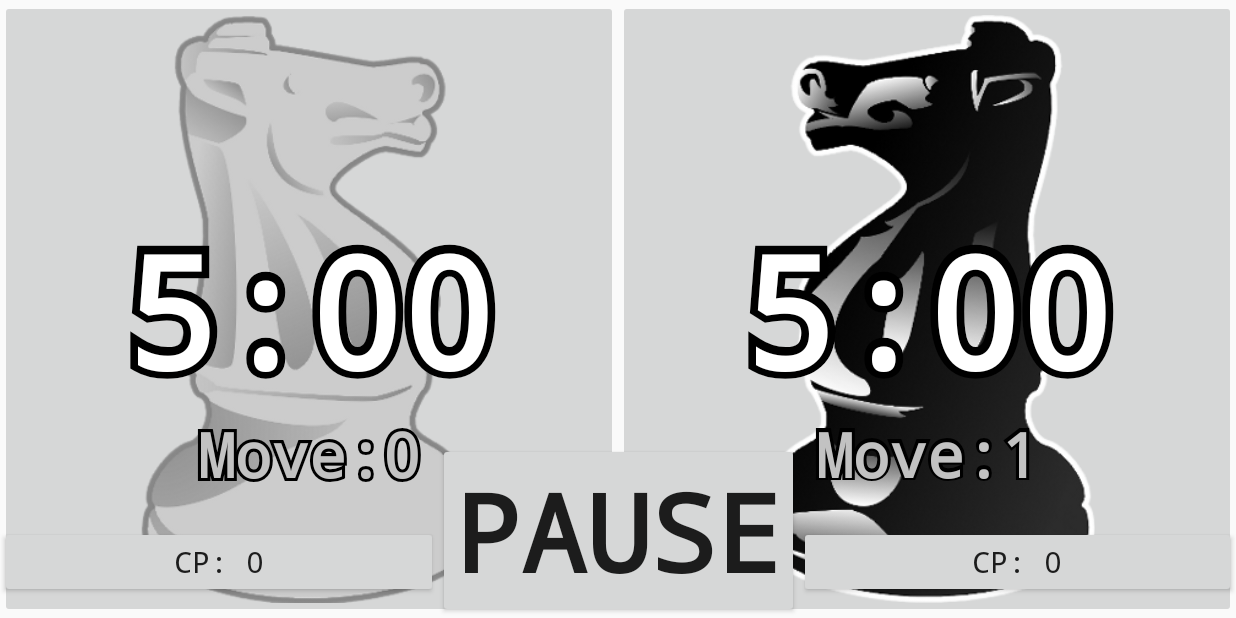
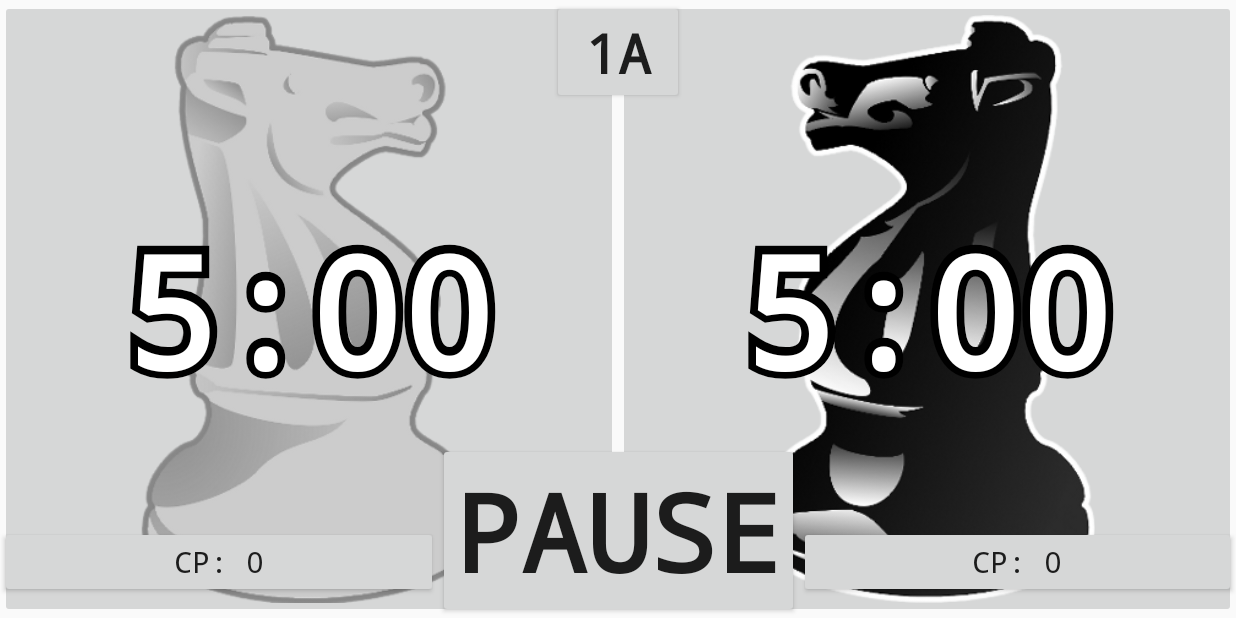
Before and after one commit to keannan5390/game-clock, an Android app: the screen it shows after launch (MainActivity), after a tap on "CP: 0", on a phone screen of 824 x 412 dp (held sideways). Run offline under Robolectric (Android 15) with nearby library versions, the phone set to English and light mode, and no system bars; libraries missing offline, so code that uses them is left out: fi.iki.elonen; pictures from the network do not load; 1 statement that could not run was skipped.

Commit message:
add a button for tracking turns

```diff
--- a/app/src/main/java/org/brutaldamage/chessclock/http/AndroidHttpServer.java
+++ b/app/src/main/java/org/brutaldamage/chessclock/http/AndroidHttpServer.java
@@ -31,8 +31,9 @@ public class AndroidHttpServer extends NanoHTTPD {
         if(session.getUri().contains("data"))
         {
             String json = "{" +
-                    "\"left\":{ \"time\": \"" + Global.GAME_STATE.leftPlayerTime() + "\", \"turn\": " + Global.GAME_STATE.numLeftPlayerMoves + ", \"cp\": " + Global.GAME_STATE.numLeftPlayerCP + "}, " +
-                    "\"right\": { \"time\": \" "+Global.GAME_STATE.rightPlayerTime() + "\", \"turn\": " + Global.GAME_STATE.numRightPlayerMoves + ", \"cp\": " + Global.GAME_STATE.numRightPlayerCP + "}"
+                    "\"turn\": \""+  Global.GAME_STATE.getTurnDisplay() + "\"," +
+                    "\"left\":{ \"time\": \"" + Global.GAME_STATE.leftPlayerTime() + "\", \"cp\": " + Global.GAME_STATE.numLeftPlayerCP + "}, " +
+                    "\"right\": { \"time\": \" "+Global.GAME_STATE.rightPlayerTime() + "\", \"cp\": " + Global.GAME_STATE.numRightPlayerCP + "}"
                     + "}";
 
             return newFixedLengthResponse(Response.Status.OK, "application/json", json);
--- a/app/src/main/java/org/brutaldamage/chessclock/menus/TimersMenu.java
+++ b/app/src/main/java/org/brutaldamage/chessclock/menus/TimersMenu.java
@@ -34,6 +34,7 @@ import android.os.Handler;
 import android.view.HapticFeedbackConstants;
 import android.view.MotionEvent;
 import android.view.View;
+import android.view.ViewTreeObserver;
 import android.view.animation.Animation;
 import android.view.animation.AnimationUtils;
 import android.view.animation.Animation.AnimationListener;
@@ -86,6 +87,7 @@ public class TimersMenu implements MenuInterface,
 
 	private Button mLeftPlayerCPButton = null;
 	private Button mRightPlayerCPButton = null;
+	private Button mTurnButton = null;
 
 	// == Labels ==
 	/** Label indicating delay */
@@ -98,10 +100,6 @@ public class TimersMenu implements MenuInterface,
 	private OutlinedTextView mLeftIncreaseLabel = null;
 	/** Right player's label indicating time increase */
 	private OutlinedTextView mRightIncreaseLabel = null;
-	/** Left player's label indicating move count */
-	private OutlinedTextView mLeftMoveLabel = null;
-	/** Right player's label indicating move count */
-	private OutlinedTextView mRightMoveLabel = null;
 
 	// == Animations ==
 	/** Shows the delay label */
@@ -119,7 +117,6 @@ public class TimersMenu implements MenuInterface,
 	// == Misc. ==
 	/** Sound of alarm */
 	private Ringtone mRingtone = null;
-	private int mMoveStringLength = 0;
 	private final StringBuffer mStringGenerator = new StringBuffer();
 
 	/* ===========================================================
@@ -238,6 +235,12 @@ public class TimersMenu implements MenuInterface,
 			    updatePlayerControlPoints(0, 1);
 				this.resume();
 			}
+			else if(v.equals(mTurnButton))
+			{
+				incrementTurn();
+
+				this.resume();
+			}
 			else {
 				// Check which game button was pressed
 				final boolean leftPlayersTurn = v.equals(mRightButton);
@@ -293,8 +296,6 @@ public class TimersMenu implements MenuInterface,
 		mRightLabel.setWidth(rightWidth);
 		mLeftIncreaseLabel.setWidth(leftWidth);
 		mRightIncreaseLabel.setWidth(rightWidth);
-		mLeftMoveLabel.setWidth(leftWidth);
-		mRightMoveLabel.setWidth(rightWidth);
 
 		// Update the text size on everything
 		mLeftLabel.setTextSize(MainActivity.msTextSize);
@@ -303,8 +304,6 @@ public class TimersMenu implements MenuInterface,
 		mDelayLabel.setTextSize(MainActivity.msTextSize * 0.7f);
 		mLeftIncreaseLabel.setTextSize(MainActivity.msTextSize * 0.6f);
 		mRightIncreaseLabel.setTextSize(MainActivity.msTextSize * 0.6f);
-		mLeftMoveLabel.setTextSize(MainActivity.msTextSize * 0.4f);
-		mRightMoveLabel.setTextSize(MainActivity.msTextSize * 0.4f);
 
 		// Update the sub menu
 		mStartMenu.setupMenu();
@@ -423,23 +422,6 @@ public class TimersMenu implements MenuInterface,
 				mDelayLabel.startAnimation(mShowAnimation);
 			}
 
-			// Update the move counts
-			if(Global.OPTIONS.displayMoveCount) {
-				// Hide the move count
-				mLeftMoveLabel.setVisibility(View.VISIBLE);
-				mRightMoveLabel.setVisibility(View.VISIBLE);
-
-				// Update Left player's move count texts
-				mStringGenerator.delete(mMoveStringLength, mStringGenerator.length());
-				mStringGenerator.append(Global.GAME_STATE.numLeftPlayerMoves);
-				mLeftMoveLabel.setText(mStringGenerator.toString());
-
-				// Update Left player's move count texts
-				mStringGenerator.delete(mMoveStringLength, mStringGenerator.length());
-				mStringGenerator.append(Global.GAME_STATE.numRightPlayerMoves);
-				mRightMoveLabel.setText(mStringGenerator.toString());
-			}
-
 			// Update the text
 			mDelayLabel.setText(delayText);
 		}
@@ -486,10 +468,8 @@ public class TimersMenu implements MenuInterface,
 		mLeftIncreaseLabel.setVisibility(View.INVISIBLE);
 		mRightIncreaseLabel.setVisibility(View.INVISIBLE);
 
-		// Hide the move count
-		mLeftMoveLabel.setVisibility(View.INVISIBLE);
-		mRightMoveLabel.setVisibility(View.INVISIBLE);
 
+		Global.GAME_STATE.resetTurn();
 		updatePlayerControlPoints(-Global.GAME_STATE.numLeftPlayerCP, -Global.GAME_STATE.numRightPlayerCP);
 	}
 
@@ -587,6 +567,13 @@ public class TimersMenu implements MenuInterface,
         mLeftPlayerCPButton.setText("CP: " + Global.GAME_STATE.numLeftPlayerCP);
         mRightPlayerCPButton.setText("CP: " + Global.GAME_STATE.numRightPlayerCP);
     }
+
+    void incrementTurn()
+	{
+		Global.GAME_STATE.incrementTurn();
+		mTurnButton.setText("Turn " + Global.GAME_STATE.getTurnDisplay());
+	}
+
 	/**
 	 * Updates layout based on which button is pressed
 	 * @param buttonPressed the button that was pressed
@@ -605,6 +592,8 @@ public class TimersMenu implements MenuInterface,
 
 		// Make the pause button visible
 		mPauseButton.setVisibility(View.VISIBLE);
+		mTurnButton.setVisibility(View.VISIBLE);
+		mTurnButton.setText(Global.GAME_STATE.getTurnDisplay());
 
 		// Start the timer
 		mTask.reset();
@@ -628,10 +617,6 @@ public class TimersMenu implements MenuInterface,
 			mParentActivity.findViewById(R.id.labelLeftIncreaseTime);
 		mRightIncreaseLabel = (OutlinedTextView)
 			mParentActivity.findViewById(R.id.labelRightIncreaseTime);
-		mLeftMoveLabel = (OutlinedTextView)
-			mParentActivity.findViewById(R.id.labelLeftMoveCount);
-		mRightMoveLabel = (OutlinedTextView)
-			mParentActivity.findViewById(R.id.labelRightMoveCount);
 
 		// Grab the buttons
 		mLeftButton = this.getImageButton(R.id.buttonLeftTime);
@@ -639,6 +624,7 @@ public class TimersMenu implements MenuInterface,
 		mPauseButton = this.getButton(R.id.buttonPause);
 		mLeftPlayerCPButton = this.getButton(R.id.leftPlayerCP);
 		mRightPlayerCPButton = this.getButton(R.id.rightPlayerCP);
+		mTurnButton = this.getButton(R.id.buttonTurn);
 
 		// Get the ringtone
 		mRingtone = null;
@@ -662,7 +648,6 @@ public class TimersMenu implements MenuInterface,
 		mStringGenerator.delete(0, mStringGenerator.length());
 		mStringGenerator.append(moveText);
 		mStringGenerator.append(":");
-		mMoveStringLength = mStringGenerator.length();
 	}
 
 	/**
@@ -676,6 +661,7 @@ public class TimersMenu implements MenuInterface,
 		mLeftButton.setEnabled(false);
 		mRightButton.setEnabled(false);
 		mPauseButton.setVisibility(View.INVISIBLE);
+		mTurnButton.setVisibility(View.INVISIBLE);
 	}
 
 	/**
--- a/app/src/main/java/org/brutaldamage/chessclock/models/GameStateModel.java
+++ b/app/src/main/java/org/brutaldamage/chessclock/models/GameStateModel.java
@@ -114,6 +114,14 @@ public class GameStateModel implements SaveStateModel {
 
 	public int numLeftPlayerCP = 0;
 	public int numRightPlayerCP = 0;
+
+	private int turnCount = 1;
+	private int turnIndex = 0;
+
+	public String getTurnDisplay()
+	{
+		return String.valueOf(turnCount) + (turnIndex == 0 ? "A" : "B");
+	}
 
 	// == Listener ==
 	private OnTimeIncreasedListener mListener = null;
@@ -246,6 +254,24 @@ public class GameStateModel implements SaveStateModel {
 	{
 		numLeftPlayerCP += leftCP;
 		numRightPlayerCP += rightCP;
+	}
+
+	public void incrementTurn()
+	{
+		if(turnIndex == 1)
+		{
+			turnIndex = 0;
+			++turnCount;
+		}
+		else {
+			turnIndex = 1;
+		}
+	}
+
+	public void resetTurn()
+	{
+		turnIndex = 0;
+		turnCount = 1;
 	}
 
 	/**
--- a/app/src/main/res/layout/main.xml
+++ b/app/src/main/res/layout/main.xml
@@ -23,7 +23,11 @@ xmlns:chessclock="http://schemas.android.com/apk/res/org.brutaldamage.chessclock
 	</LinearLayout>
 
 	<!-- CP Points on top of the buttons -->
-
+	<Button android:id="@+id/buttonTurn" android:text="Turn 1"
+		android:layout_width="wrap_content" android:layout_height="wrap_content"
+		android:typeface="monospace" android:textStyle="bold" android:textSize="55px"
+		android:layout_weight="0" android:layout_alignParentTop="true"
+		android:layout_centerHorizontal="true" />
 
 	<!-- Display the player's time on top of the buttons -->
 	<LinearLayout android:id="@+id/layoutTimeLabels"
@@ -69,29 +73,6 @@ xmlns:chessclock="http://schemas.android.com/apk/res/org.brutaldamage.chessclock
 
 	</LinearLayout>
 
-    <!-- Display the player's move count -->
-    <LinearLayout android:layout_below="@+id/layoutTimeLabels"
-    android:layout_width="fill_parent" android:layout_height="wrap_content"
-    android:layout_alignParentLeft="true">
-
-        <org.brutaldamage.chessclock.gui.OutlinedTextView
-        android:id="@+id/labelLeftMoveCount" android:layout_weight="1"
-        android:text="@string/moveLabelText" android:textSize="60px"
-        android:layout_width="wrap_content" android:layout_height="wrap_content"
-        android:typeface="monospace" android:textStyle="bold"
-        android:textColor="#ffc2c2c2" chessclock:outlineColor="#ff000000"
-        android:visibility="invisible" />
-
-        <org.brutaldamage.chessclock.gui.OutlinedTextView
-        android:id="@+id/labelRightMoveCount" android:layout_weight="1"
-        android:text="@string/moveLabelText" android:textSize="60px"
-        android:layout_width="wrap_content" android:layout_height="wrap_content"
-        android:typeface="monospace" android:textStyle="bold"
-        android:textColor="#ffc2c2c2" chessclock:outlineColor="#ff000000"
-        android:visibility="invisible" />
-
-    </LinearLayout>
-
 	<!-- Displaying Delay Label -->
 	<TextView android:id="@+id/labelDelay"
 	android:layout_width="wrap_content" android:layout_height="wrap_content"
```
Also changed, not shown: 1 other file.
